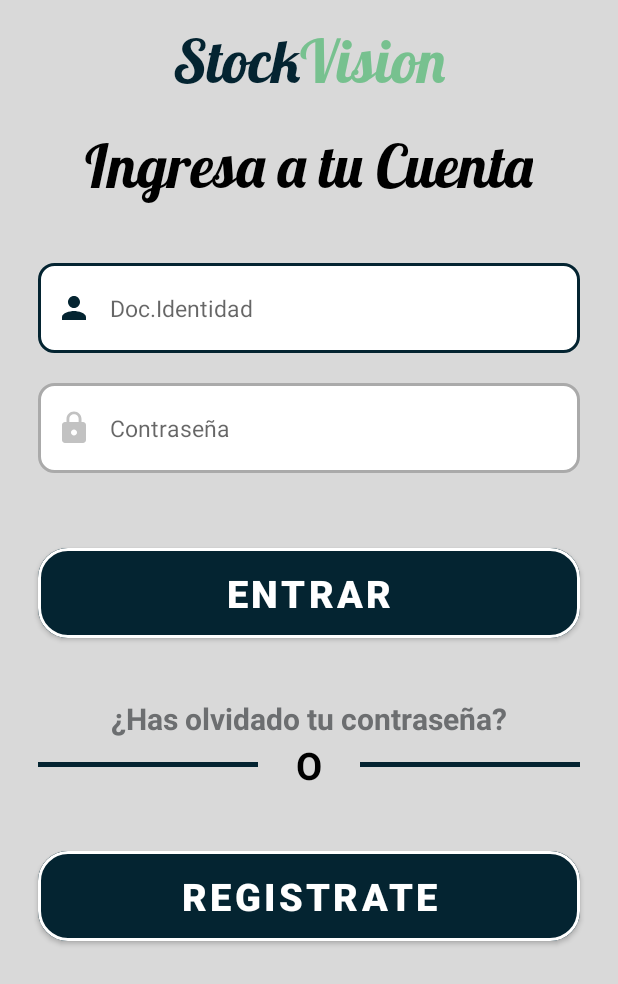
After one commit to focampo0725/app-mobile-stockvision, an Android app: the layout activity_sign_in.xml on its own in the app's theme, with its tools: preview values and no code run, on a phone screen of 412 x 824 dp. The commit adds this screen. Shown: the top 984 px of the screen. Run offline under Robolectric (Android 15) with nearby library versions, the phone set to English and light mode, and no system bars.

Commit message:
progress in login design

```diff
--- a/app/src/main/java/com/upc/stockvision/presentation/BaseActivity.kt
+++ b/app/src/main/java/com/upc/stockvision/presentation/BaseActivity.kt
@@ -38,7 +38,7 @@ abstract class BaseActivity <T:IViewModel<K>,K>: AppCompatActivity() {
 
     override fun onResume() {
         super.onResume()
-        inmerviseScreen(window)
+//        inmerviseScreen(window)
     }
 
 
--- /dev/null
+++ b/app/src/main/java/com/upc/stockvision/presentation/ui/sign_in/SignInActivity.kt
@@ -0,0 +1,22 @@
+package com.upc.stockvision.presentation.ui.sign_in
+
+import android.content.Context
+import android.os.Bundle
+import androidx.activity.viewModels
+import com.upc.stockvision.databinding.ActivitySignInBinding
+import com.upc.stockvision.presentation.BaseActivity
+
+class SignInActivity : BaseActivity<SignInViewModel,SignInState>() {
+    private  val viewModel: SignInViewModel by viewModels()
+    private lateinit var binding: ActivitySignInBinding
+    override fun processRenderState(renderState: SignInState, context: Context) {
+
+    }
+
+    override fun onCreate(savedInstanceState: Bundle?) {
+        super.onCreate(savedInstanceState)
+        binding = ActivitySignInBinding.inflate(layoutInflater)
+        setContentView(binding.root)
+        setupViewModel(viewModel)
+    }
+}
--- /dev/null
+++ b/app/src/main/java/com/upc/stockvision/presentation/ui/sign_in/SignInViewModel.kt
@@ -0,0 +1,21 @@
+package com.upc.stockvision.presentation.ui.sign_in
+
+import androidx.lifecycle.MutableLiveData
+import com.upc.stockvision.infrastructure.extensions.LCEState
+import com.upc.stockvision.presentation.BaseViewModel
+import com.upc.stockvision.presentation.IViewModel
+import com.upc.stockvision.presentation.ui.splashscreen.SplashScreenState
+import javax.inject.Inject
+
+sealed class SignInState {
+
+}
+
+class SignInViewModel @Inject constructor():
+    BaseViewModel<LCEState<SignInState>, SignInState>(), IViewModel<SignInState> {
+
+
+    override val renderState: MutableLiveData<LCEState<SignInState>>
+        get() = getLiveData()
+
+}
--- /dev/null
+++ b/app/src/main/java/com/upc/stockvision/presentation/ui/sign_up/SignUpActivity.kt
@@ -0,0 +1,14 @@
+package com.upc.stockvision.presentation.ui.sign_up
+
+import androidx.appcompat.app.AppCompatActivity
+import android.os.Bundle
+import com.upc.stockvision.databinding.ActivitySignUpBinding
+
+class SignUpActivity : AppCompatActivity() {
+    private lateinit var binding: ActivitySignUpBinding
+    override fun onCreate(savedInstanceState: Bundle?) {
+        super.onCreate(savedInstanceState)
+        binding = ActivitySignUpBinding.inflate(layoutInflater)
+        setContentView(binding.root)
+    }
+}
--- /dev/null
+++ b/app/src/main/res/drawable/custom_input.xml
@@ -0,0 +1,24 @@
+<?xml version="1.0" encoding="utf-8"?>
+<selector xmlns:android="http://schemas.android.com/apk/res/android">
+
+    <item android:state_enabled="true" android:state_focused="true">
+        <shape android:shape="rectangle">
+            <solid android:color="@color/white" />
+            <corners android:radius="10dp"/>
+            <stroke android:color="@color/text_animation" android:width="2dp"/>
+
+        </shape>
+
+    </item>
+
+    <item android:state_enabled="true">
+        <shape android:shape="rectangle">
+            <solid android:color="@color/white" />
+            <corners android:radius="10dp"/>
+            <stroke android:color="@android:color/darker_gray" android:width="2dp"/>
+
+        </shape>
+
+    </item>
+
+</selector>
--- /dev/null
+++ b/app/src/main/res/drawable/custom_password_icon.xml
@@ -0,0 +1,8 @@
+<?xml version="1.0" encoding="utf-8"?>
+<selector xmlns:android="http://schemas.android.com/apk/res/android">
+
+    <item android:state_focused="true" android:drawable="@drawable/ic_lock_focused_24" />
+
+    <item android:state_focused="false" android:drawable="@drawable/ic_lock_24" />
+
+</selector>
--- /dev/null
+++ b/app/src/main/res/drawable/custom_person_icon.xml
@@ -0,0 +1,8 @@
+<?xml version="1.0" encoding="utf-8"?>
+<selector xmlns:android="http://schemas.android.com/apk/res/android">
+
+    <item android:state_focused="true" android:drawable="@drawable/ic_person_focused_24" />
+
+    <item android:state_focused="false" android:drawable="@drawable/ic_person_24" />
+
+</selector>
--- /dev/null
+++ b/app/src/main/res/drawable/ic_lock_24.xml
@@ -0,0 +1,5 @@
+<vector android:height="24dp"
+    android:viewportHeight="24" android:viewportWidth="24"
+    android:width="24dp" xmlns:android="http://schemas.android.com/apk/res/android">
+    <path android:fillColor="#C2C2C2" android:pathData="M18,8h-1L17,6c0,-2.76 -2.24,-5 -5,-5S7,3.24 7,6v2L6,8c-1.1,0 -2,0.9 -2,2v10c0,1.1 0.9,2 2,2h12c1.1,0 2,-0.9 2,-2L20,10c0,-1.1 -0.9,-2 -2,-2zM12,17c-1.1,0 -2,-0.9 -2,-2s0.9,-2 2,-2 2,0.9 2,2 -0.9,2 -2,2zM15.1,8L8.9,8L8.9,6c0,-1.71 1.39,-3.1 3.1,-3.1 1.71,0 3.1,1.39 3.1,3.1v2z"/>
+</vector>
--- /dev/null
+++ b/app/src/main/res/drawable/ic_lock_focused_24.xml
@@ -0,0 +1,5 @@
+<vector android:height="24dp"
+    android:viewportHeight="24" android:viewportWidth="24"
+    android:width="24dp" xmlns:android="http://schemas.android.com/apk/res/android">
+    <path android:fillColor="@color/text_animation" android:pathData="M18,8h-1L17,6c0,-2.76 -2.24,-5 -5,-5S7,3.24 7,6v2L6,8c-1.1,0 -2,0.9 -2,2v10c0,1.1 0.9,2 2,2h12c1.1,0 2,-0.9 2,-2L20,10c0,-1.1 -0.9,-2 -2,-2zM12,17c-1.1,0 -2,-0.9 -2,-2s0.9,-2 2,-2 2,0.9 2,2 -0.9,2 -2,2zM15.1,8L8.9,8L8.9,6c0,-1.71 1.39,-3.1 3.1,-3.1 1.71,0 3.1,1.39 3.1,3.1v2z"/>
+</vector>
--- /dev/null
+++ b/app/src/main/res/drawable/ic_person_24.xml
@@ -0,0 +1,5 @@
+<vector android:height="24dp"
+    android:viewportHeight="24" android:viewportWidth="24"
+    android:width="24dp" xmlns:android="http://schemas.android.com/apk/res/android">
+    <path android:fillColor="#C2C2C2" android:pathData="M12,12c2.21,0 4,-1.79 4,-4s-1.79,-4 -4,-4 -4,1.79 -4,4 1.79,4 4,4zM12,14c-2.67,0 -8,1.34 -8,4v2h16v-2c0,-2.66 -5.33,-4 -8,-4z"/>
+</vector>
--- /dev/null
+++ b/app/src/main/res/drawable/ic_person_focused_24.xml
@@ -0,0 +1,9 @@
+<vector xmlns:android="http://schemas.android.com/apk/res/android"
+    android:width="24dp"
+    android:height="24dp"
+    android:viewportWidth="24"
+    android:viewportHeight="24">
+    <path
+        android:fillColor="@color/text_animation"
+        android:pathData="M12,12c2.21,0 4,-1.79 4,-4s-1.79,-4 -4,-4 -4,1.79 -4,4 1.79,4 4,4zM12,14c-2.67,0 -8,1.34 -8,4v2h16v-2c0,-2.66 -5.33,-4 -8,-4z" />
+</vector>
--- /dev/null
+++ b/app/src/main/res/layout/activity_sign_in.xml
@@ -0,0 +1,183 @@
+<?xml version="1.0" encoding="utf-8"?>
+<androidx.constraintlayout.widget.ConstraintLayout xmlns:android="http://schemas.android.com/apk/res/android"
+    xmlns:app="http://schemas.android.com/apk/res-auto"
+    xmlns:tools="http://schemas.android.com/tools"
+    android:layout_width="match_parent"
+    android:layout_height="match_parent"
+    android:background="@color/background_template"
+    tools:context=".presentation.ui.sign_in.SignInActivity">
+
+    <LinearLayout
+        android:id="@+id/linearLayout"
+        android:layout_width="wrap_content"
+        android:layout_height="wrap_content"
+        android:layout_marginTop="15dp"
+        android:orientation="horizontal"
+        app:layout_constraintEnd_toEndOf="parent"
+        app:layout_constraintStart_toStartOf="parent"
+        app:layout_constraintTop_toTopOf="parent">
+
+        <TextView
+            android:id="@+id/tv_Stock"
+            android:layout_width="wrap_content"
+            android:layout_height="wrap_content"
+            android:fontFamily="@font/lobster"
+            android:text="Stock"
+            android:textColor="@color/text_animation"
+            android:textSize="40sp" />
+
+        <TextView
+            android:id="@+id/tvVision"
+            android:layout_width="wrap_content"
+            android:layout_height="wrap_content"
+            android:fontFamily="@font/lobster"
+            android:text="Vision"
+            android:textColor="#77C18F"
+            android:textSize="40sp" />
+
+    </LinearLayout>
+
+    <TextView
+        android:id="@+id/tvTitle"
+        android:layout_width="wrap_content"
+        android:layout_height="wrap_content"
+        android:text="Ingresa a tu Cuenta"
+        android:fontFamily="@font/lobster"
+        android:textSize="40sp"
+        android:textColor="@color/black"
+        android:layout_marginTop="20dp"
+        app:layout_constraintEnd_toEndOf="parent"
+        app:layout_constraintStart_toStartOf="parent"
+        app:layout_constraintTop_toBottomOf="@+id/linearLayout" />
+
+    <EditText
+        android:id="@+id/etUserIdentity"
+        android:layout_width="match_parent"
+        android:layout_height="60dp"
+        android:layout_marginTop="40dp"
+        android:ems="10"
+        android:paddingStart="12dp"
+        android:paddingEnd="12dp"
+        android:hint="Doc.Identidad"
+        android:inputType="number"
+        android:maxLength="8"
+        android:textSize="15sp"
+        android:drawableStart="@drawable/custom_person_icon"
+        android:drawablePadding="12dp"
+        android:background="@drawable/custom_input"
+        android:layout_marginHorizontal="25dp"
+        app:layout_constraintTop_toBottomOf="@+id/tvTitle"
+        app:layout_constraintEnd_toEndOf="parent"
+        app:layout_constraintStart_toStartOf="parent"
+        />
+
+    <EditText
+        android:id="@+id/etPassword"
+        android:layout_width="match_parent"
+        android:layout_height="60dp"
+        android:layout_marginTop="20dp"
+        android:ems="10"
+        android:paddingStart="12dp"
+        android:paddingEnd="12dp"
+        android:hint="Contraseña"
+        android:inputType="textPassword"
+        android:textSize="15sp"
+        android:drawableStart="@drawable/custom_password_icon"
+        android:drawablePadding="12dp"
+        android:background="@drawable/custom_input"
+        android:layout_marginHorizontal="25dp"
+        app:layout_constraintTop_toBottomOf="@+id/etUserIdentity"
+        app:layout_constraintEnd_toEndOf="parent"
+        app:layout_constraintStart_toStartOf="parent"
+        />
+
+    <Button
+        android:id="@+id/btnIngresar"
+        android:layout_width="match_parent"
+        android:layout_height="60dp"
+        android:layout_marginHorizontal="25dp"
+        android:paddingStart="12dp"
+        android:paddingEnd="12dp"
+        android:text="Entrar"
+        android:textSize="25sp"
+        android:layout_marginTop="50dp"
+        style="@style/StyleButtonPrimary"
+        app:layout_constraintTop_toBottomOf="@+id/etPassword"
+        app:layout_constraintEnd_toEndOf="parent"
+        app:layout_constraintStart_toStartOf="parent"
+        />
+
+    <TextView
+        android:id="@+id/tvRecoverdPassword"
+        android:layout_width="wrap_content"
+        android:layout_height="wrap_content"
+        android:layout_marginTop="40dp"
+        android:text="¿Has olvidado tu contraseña?"
+        android:textStyle="bold"
+        android:textSize="20sp"
+        android:textColor="#6C6E70"
+        app:layout_constraintEnd_toEndOf="parent"
+        app:layout_constraintStart_toStartOf="parent"
+        app:layout_constraintTop_toBottomOf="@id/btnIngresar"
+        />
+    <LinearLayout
+        android:id="@+id/llContainer"
+        android:layout_width="wrap_content"
+        android:layout_height="wrap_content"
+        android:gravity="center_horizontal"
+        app:layout_constraintTop_toBottomOf="@id/tvRecoverdPassword"
+        app:layout_constraintEnd_toEndOf="parent"
+        app:layout_constraintStart_toStartOf="parent"
+        >
+        <View
+            android:layout_width="match_parent"
+            android:layout_weight="1"
+            android:layout_height="3dp"
+            android:layout_marginHorizontal="25dp"
+            android:paddingStart="12dp"
+            android:paddingEnd="12dp"
+            android:layout_gravity="center"
+            android:background="@color/text_animation"
+            />
+        <TextView
+            android:layout_width="wrap_content"
+            android:layout_height="wrap_content"
+            android:text="O"
+            android:textSize="25sp"
+            android:textStyle="bold"
+            android:textColor="@color/black"
+            />
+
+        <View
+            android:layout_width="match_parent"
+            android:layout_weight="1"
+            android:layout_height="3dp"
+            android:layout_marginHorizontal="25dp"
+            android:paddingStart="12dp"
+            android:paddingEnd="12dp"
+            android:layout_gravity="center"
+            android:background="@color/text_animation"
+            />
+
+
+    </LinearLayout>
+
+    <Button
+        android:id="@+id/btnRegister"
+        android:layout_width="match_parent"
+        android:layout_height="60dp"
+        android:layout_marginHorizontal="25dp"
+        android:paddingStart="12dp"
+        android:paddingEnd="12dp"
+        android:text="Registrate"
+        android:textSize="25sp"
+        android:layout_marginTop="40dp"
+        style="@style/StyleButtonPrimary"
+        app:layout_constraintTop_toBottomOf="@+id/llContainer"
+        app:layout_constraintEnd_toEndOf="parent"
+        app:layout_constraintStart_toStartOf="parent"
+        />
+
+
+
+</androidx.constraintlayout.widget.ConstraintLayout>
--- /dev/null
+++ b/app/src/main/res/layout/activity_sign_up.xml
@@ -0,0 +1,9 @@
+<?xml version="1.0" encoding="utf-8"?>
+<androidx.constraintlayout.widget.ConstraintLayout xmlns:android="http://schemas.android.com/apk/res/android"
+    xmlns:app="http://schemas.android.com/apk/res-auto"
+    xmlns:tools="http://schemas.android.com/tools"
+    android:layout_width="match_parent"
+    android:layout_height="match_parent"
+    tools:context=".presentation.ui.sign_up.SignUpActivity">
+
+</androidx.constraintlayout.widget.ConstraintLayout>
--- /dev/null
+++ b/app/src/main/res/values/style.xml
@@ -0,0 +1,17 @@
+<?xml version="1.0" encoding="utf-8"?>
+<resources>
+    <style name="StyleButtonPrimary" parent="Widget.MaterialComponents.Button">
+        <item name="rippleColor">@color/cardview_dark_background</item>
+        <item name="strokeColor">@color/white</item>
+        <item name="strokeWidth">2dp</item>
+        <item name="android:backgroundTint">@color/text_animation</item>
+        <item name="android:layout_height">60dp</item>
+        <item name="android:layout_width">200dp</item>
+        <item name="cornerRadius">20dp</item>
+        <item name="android:textStyle">bold</item>
+        <item name="android:textSize">26sp</item>
+        <item name="android:insetTop">0dp</item>
+        <item name="android:insetBottom">0dp</item>
+    </style>
+
+</resources>
```
Also changed, not shown: app/src/main/AndroidManifest.xml (+9 -3 lines).
